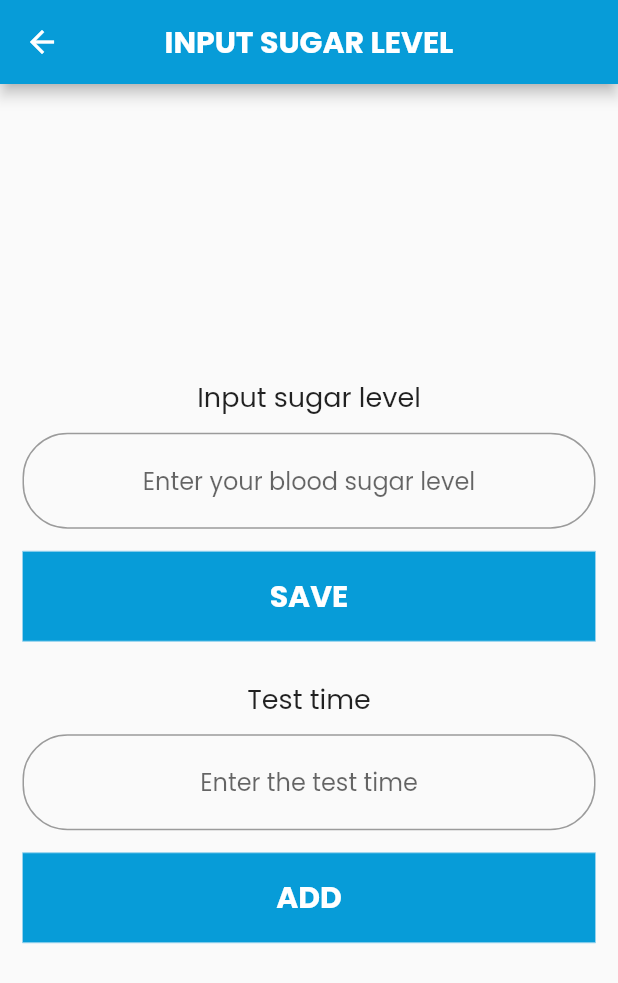
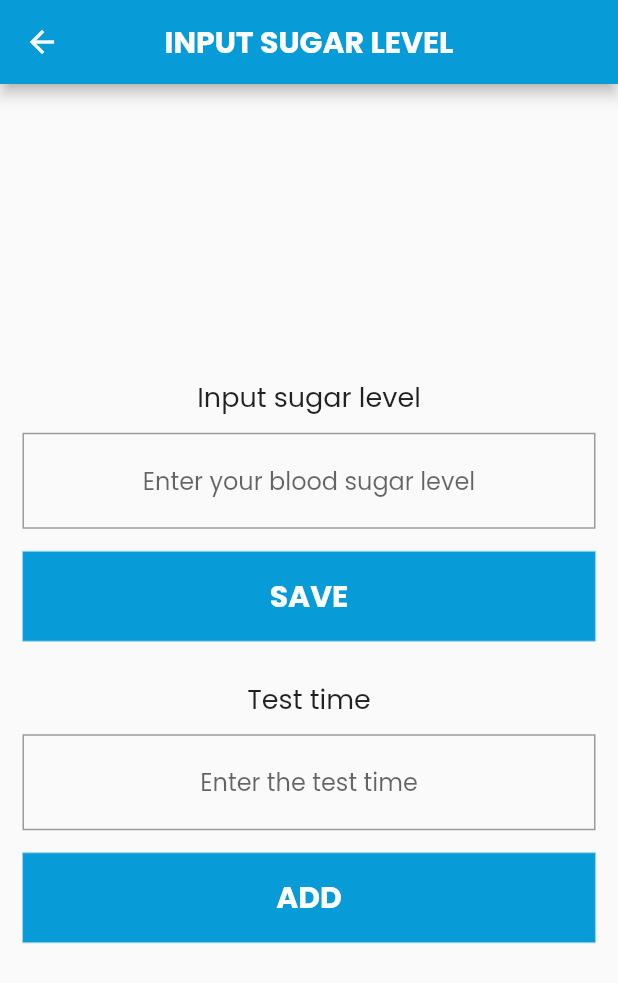
Before and after one commit to ammarrizal/stswks_health_app, a Flutter app: the InputSugarLevel screen opened directly, on a phone screen of 412 x 824 dp. Shown: the top 983 px of the screen. Run offline on Flutter 3.47's test engine with Material 2 defaults, Android fonts, the phone set to English and light mode, and no system bars; our stand-ins replace font_awesome_flutter, google_fonts, hexcolor.

Commit message:
Input sugar level page updated with the new theme

```diff
--- a/lib/views/input_sugar_level_page.dart
+++ b/lib/views/input_sugar_level_page.dart
@@ -58,7 +58,7 @@ class _InputSugarLevelState extends State<InputSugarLevel> {
                   textAlign: TextAlign.center,
                   decoration: InputDecoration(
                       border: OutlineInputBorder(
-                        borderRadius: BorderRadius.circular(30.0),
+                        borderRadius: BorderRadius.circular(0.0),
                       ),
                       hintText: 'Enter your blood sugar level',
                   ),
@@ -116,7 +116,7 @@ class _InputSugarLevelState extends State<InputSugarLevel> {
                   textAlign: TextAlign.center,
                   decoration: InputDecoration(
                     border: OutlineInputBorder(
-                      borderRadius: BorderRadius.circular(30.0),
+                      borderRadius: BorderRadius.circular(0.0), // 30 previously
                     ),
                     hintText: 'Enter the test time',
                   ),
```
